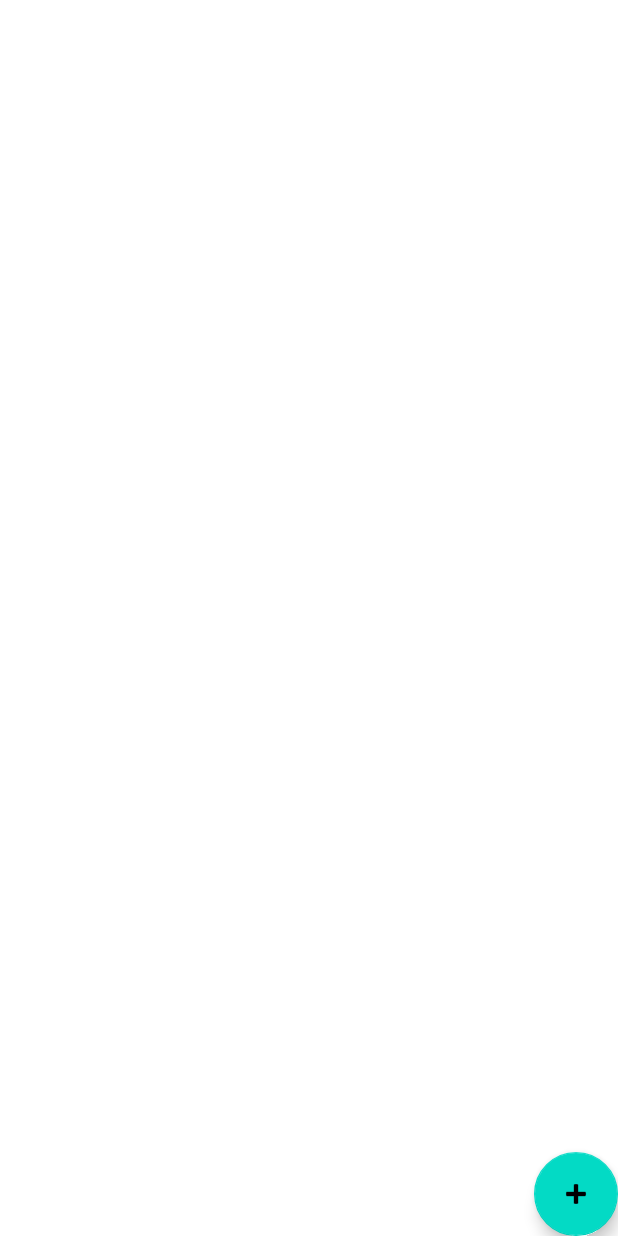
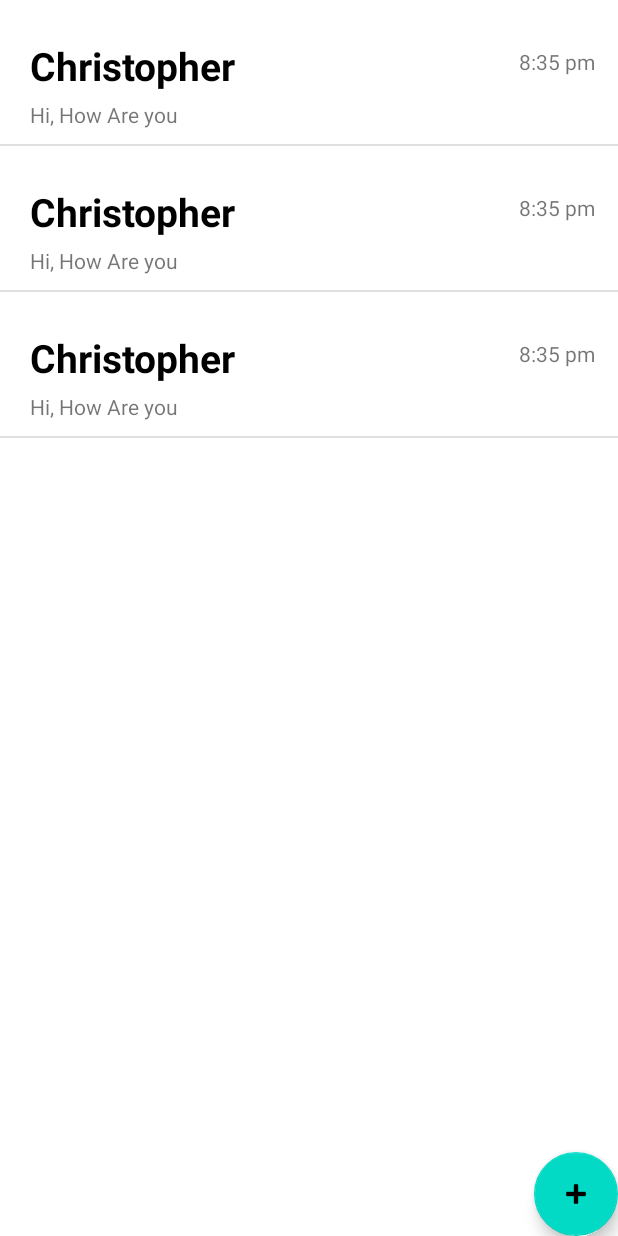
Before and after one commit to yunosuke-handa/Expiration_date_management, an Android app: the layout activity_main.xml on its own in the app's theme, with its tools: preview values and no code run, on a phone screen of 412 x 824 dp. Run offline under Robolectric (Android 15) with nearby library versions, the phone set to English and light mode, and no system bars.

```diff
--- a/Exp.data.mgmt.app2/app/src/main/java/exp/date/mgmt/expdatamgmtapp2/MainActivity.java
+++ b/Exp.data.mgmt.app2/app/src/main/java/exp/date/mgmt/expdatamgmtapp2/MainActivity.java
@@ -27,7 +27,7 @@ public class MainActivity extends AppCompatActivity {
         ArrayAdapter adapter = new ArrayAdapter<>(this, android.R.layout.simple_list_item_1, data);
 
         // ListViewにArrayAdapterを設定する
-        ListView listView = (ListView)findViewById(R.id.listView);
+        ListView listView = (ListView)findViewById(R.id.listview);
         listView.setAdapter(adapter);
     }
 }
--- a/Exp.data.mgmt.app2/app/src/main/res/layout/activity_main.xml
+++ b/Exp.data.mgmt.app2/app/src/main/res/layout/activity_main.xml
@@ -7,13 +7,10 @@
     tools:context=".MainActivity">
 
     <ListView
-        android:id="@+id/listView"
-        android:layout_width="409dp"
-        android:layout_height="729dp"
-        tools:layout_editor_absoluteX="1dp"
-        tools:layout_editor_absoluteY="1dp" >
-
-    </ListView>
+        android:layout_width="match_parent"
+        android:layout_height="match_parent"
+        android:id="@+id/listview"
+        tools:listitem="@layout/list_item"/>
 
     <com.google.android.material.floatingactionbutton.FloatingActionButton
         android:id="@+id/floatingActionButton"
--- /dev/null
+++ b/Exp.data.mgmt.app2/app/src/main/res/layout/list_item.xml
@@ -0,0 +1,56 @@
+<?xml version="1.0" encoding="utf-8"?>
+<LinearLayout xmlns:android="http://schemas.android.com/apk/res/android"
+    android:orientation="vertical" android:layout_width="match_parent"
+    android:layout_height="match_parent">
+
+    <RelativeLayout
+        android:layout_width="match_parent"
+        android:layout_height="wrap_content"
+        android:layout_marginTop="16dp">
+
+        <LinearLayout
+            android:layout_width="wrap_content"
+            android:layout_height="wrap_content"
+            android:layout_marginVertical="10dp"
+            android:orientation="horizontal">
+
+            <LinearLayout
+                android:layout_width="wrap_content"
+                android:layout_height="wrap_content"
+                android:layout_marginStart="20dp"
+                android:orientation="vertical">
+
+                <TextView
+                    android:id="@+id/personName"
+                    android:layout_width="wrap_content"
+                    android:layout_height="wrap_content"
+                    android:text="Christopher"
+                    android:textColor="@color/black"
+                    android:textSize="26sp"
+                    android:textStyle="bold" />
+
+                <TextView
+                    android:id="@+id/lastMessage"
+                    android:layout_width="wrap_content"
+                    android:layout_height="wrap_content"
+                    android:layout_marginTop="5dp"
+                    android:text="Hi, How Are you" />
+
+            </LinearLayout>
+
+
+        </LinearLayout>
+
+        <TextView
+            android:id="@+id/msgtime"
+            android:layout_width="wrap_content"
+            android:layout_height="wrap_content"
+            android:padding="15dp"
+            android:layout_alignParentRight="true"
+            android:text="8:35 pm"/>
+
+
+
+    </RelativeLayout>
+
+</LinearLayout>
```
Also changed, not shown: Exp.data.mgmt.app2/app/build.gradle (+34 -19 lines), 410 other files.
